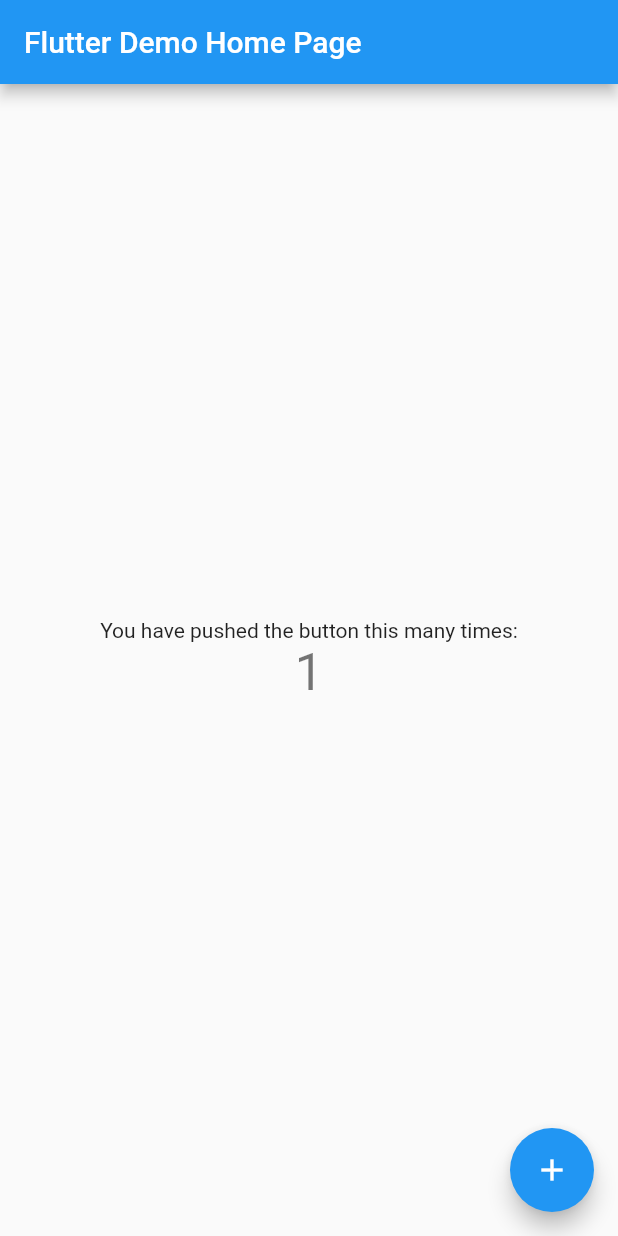
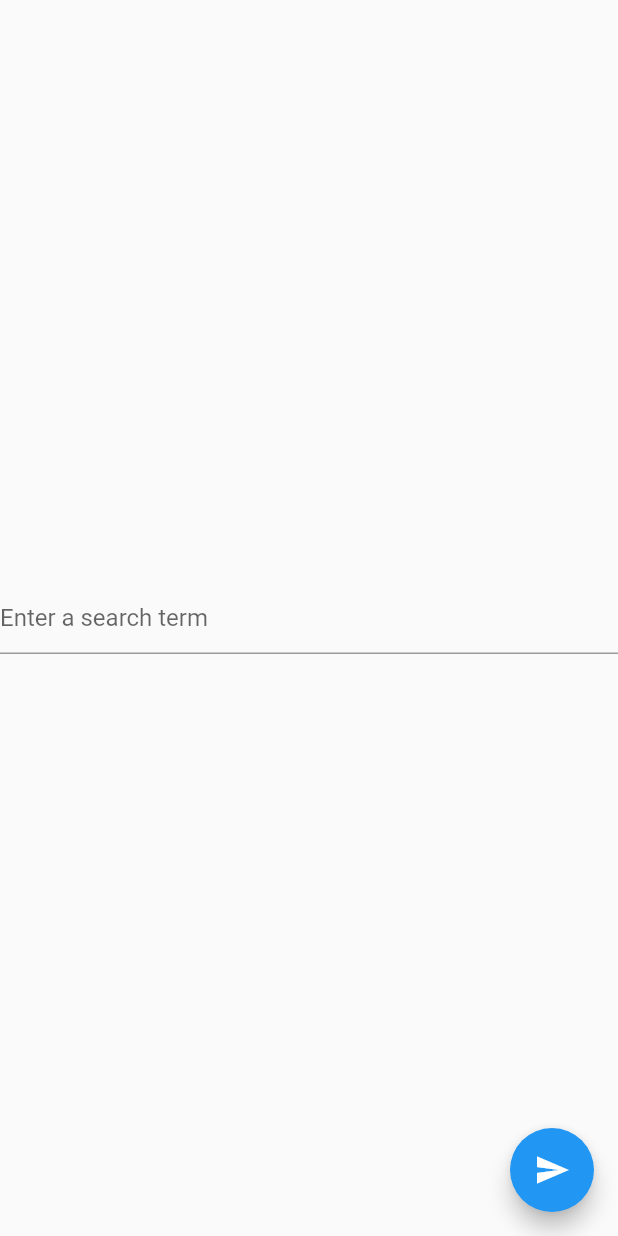
Before and after one commit to ggsant/POCS, a Flutter app: the screen it shows after launch, after a tap on the "add" icon, on a phone screen of 412 x 824 dp. Run offline on Flutter 3.47's test engine with Material 2 defaults, Android fonts, the phone set to English and light mode, and no system bars; our stand-ins replace bloc, equatable, flutter_bloc, sqflite; missing offline and left inert: hasura_connect, http_interceptor; accounts and stored records are empty.

```diff
--- a/poc_bloc/poc_bloc/lib/main.dart
+++ b/poc_bloc/poc_bloc/lib/main.dart
@@ -1,117 +1,29 @@
 import 'package:flutter/material.dart';
+import 'package:flutter_bloc/flutter_bloc.dart';
+import 'package:poc_bloc/src/app/view/home/home.dart';
 
-void main() {
-  runApp(MyApp());
-}
+import 'src/app/global/theme/bloc/theme_bloc.dart';
 
-class MyApp extends StatelessWidget {
-  // This widget is the root of your application.
+void main() => runApp(TodoApp());
+
+class TodoApp extends StatelessWidget {
+  final ThemeState state = ThemeState();
   @override
   Widget build(BuildContext context) {
+    return BlocProvider(
+      create: (BuildContext context) => ThemeBloc(state),
+      child: BlocBuilder<ThemeBloc, ThemeState>(
+        builder: _buildMaterialApp,
+      ),
+    );
+  }
+
+  MaterialApp _buildMaterialApp(BuildContext context, ThemeState state) {
     return MaterialApp(
-      title: 'Flutter Demo',
-      theme: ThemeData(
-        // This is the theme of your application.
-        //
-        // Try running your application with "flutter run". You'll see the
-        // application has a blue toolbar. Then, without quitting the app, try
-        // changing the primarySwatch below to Colors.green and then invoke
-        // "hot reload" (press "r" in the console where you ran "flutter run",
-        // or simply save your changes to "hot reload" in a Flutter IDE).
-        // Notice that the counter didn't reset back to zero; the application
-        // is not restarted.
-        primarySwatch: Colors.blue,
-        // This makes the visual density adapt to the platform that you run
-        // the app on. For desktop platforms, the controls will be smaller and
-        // closer together (more dense) than on mobile platforms.
-        visualDensity: VisualDensity.adaptivePlatformDensity,
-      ),
-      home: MyHomePage(title: 'Flutter Demo Home Page'),
+      debugShowCheckedModeBanner: false,
+      title: 'Theme Change Demo',
+      theme: state.themeData,
+      home: HomeView(),
     );
   }
 }
-
-class MyHomePage extends StatefulWidget {
-  MyHomePage({Key key, this.title}) : super(key: key);
-
-  // This widget is the home page of your application. It is stateful, meaning
-  // that it has a State object (defined below) that contains fields that affect
-  // how it looks.
-
-  // This class is the configuration for the state. It holds the values (in this
-  // case the title) provided by the parent (in this case the App widget) and
-  // used by the build method of the State. Fields in a Widget subclass are
-  // always marked "final".
-
-  final String title;
-
-  @override
-  _MyHomePageState createState() => _MyHomePageState();
-}
-
-class _MyHomePageState extends State<MyHomePage> {
-  int _counter = 0;
-
-  void _incrementCounter() {
-    setState(() {
-      // This call to setState tells the Flutter framework that something has
-      // changed in this State, which causes it to rerun the build method below
-      // so that the display can reflect the updated values. If we changed
-      // _counter without calling setState(), then the build method would not be
-      // called again, and so nothing would appear to happen.
-      _counter++;
-    });
-  }
-
-  @override
-  Widget build(BuildContext context) {
-    // This method is rerun every time setState is called, for instance as done
-    // by the _incrementCounter method above.
-    //
-    // The Flutter framework has been optimized to make rerunning build methods
-    // fast, so that you can just rebuild anything that needs updating rather
-    // than having to individually change instances of widgets.
-    return Scaffold(
-      appBar: AppBar(
-        // Here we take the value from the MyHomePage object that was created by
-        // the App.build method, and use it to set our appbar title.
-        title: Text(widget.title),
-      ),
-      body: Center(
-        // Center is a layout widget. It takes a single child and positions it
-        // in the middle of the parent.
-        child: Column(
-          // Column is also a layout widget. It takes a list of children and
-          // arranges them vertically. By default, it sizes itself to fit its
-          // children horizontally, and tries to be as tall as its parent.
-          //
-          // Invoke "debug painting" (press "p" in the console, choose the
-          // "Toggle Debug Paint" action from the Flutter Inspector in Android
-          // Studio, or the "Toggle Debug Paint" command in Visual Studio Code)
-          // to see the wireframe for each widget.
-          //
-          // Column has various properties to control how it sizes itself and
-          // how it positions its children. Here we use mainAxisAlignment to
-          // center the children vertically; the main axis here is the vertical
-          // axis because Columns are vertical (the cross axis would be
-          // horizontal).
-          mainAxisAlignment: MainAxisAlignment.center,
-          children: <Widget>[
-            Text(
-              'You have pushed the button this many times:',
-            ),
-            Text(
-              '$_counter',
-              style: Theme.of(context).textTheme.headline4,
-            ),
-          ],
-        ),
-      ),
-      floatingActionButton: FloatingActionButton(
-        onPressed: _incrementCounter,
-        tooltip: 'Increment',
-        child: Icon(Icons.add),
-      ), // This trailing comma makes auto-formatting nicer for build methods.
-    );
-  }
-}
--- /dev/null
+++ b/poc_bloc/poc_bloc/lib/src/app/global/theme/bloc/theme.dart
@@ -0,0 +1 @@
+export 'theme_bloc.dart';
--- /dev/null
+++ b/poc_bloc/poc_bloc/lib/src/app/global/theme/bloc/theme_bloc.dart
@@ -0,0 +1,26 @@
+import 'dart:async';
+
+import 'package:bloc/bloc.dart';
+import 'package:equatable/equatable.dart';
+import 'package:flutter/material.dart';
+import 'package:meta/meta.dart';
+import 'package:poc_bloc/src/app/global/theme/theme.dart';
+
+part 'theme_event.dart';
+part 'theme_state.dart';
+
+class ThemeBloc extends Bloc<ThemeEvent, ThemeState> {
+  ThemeBloc(ThemeState initialState) : super(initialState);
+
+  ThemeState get initialState =>
+      ThemeState(themeData: appThemeData[AppTheme.PinkLight]);
+
+  @override
+  Stream<ThemeState> mapEventToState(
+    ThemeEvent event,
+  ) async* {
+    if (event is ThemeChanged) {
+      yield ThemeState(themeData: appThemeData[event.theme]);
+    }
+  }
+}
--- /dev/null
+++ b/poc_bloc/poc_bloc/lib/src/app/global/theme/bloc/theme_event.dart
@@ -0,0 +1,17 @@
+part of 'theme_bloc.dart';
+
+abstract class ThemeEvent extends Equatable {
+  const ThemeEvent();
+  List<Object> get props => const <dynamic>[];
+}
+
+class ThemeChanged extends ThemeEvent {
+  final AppTheme theme;
+
+  ThemeChanged({@required this.theme});
+
+  @override
+  List<Object> get props => [
+        {theme}
+      ];
+}
--- /dev/null
+++ b/poc_bloc/poc_bloc/lib/src/app/global/theme/bloc/theme_state.dart
@@ -0,0 +1,11 @@
+part of 'theme_bloc.dart';
+
+class ThemeState extends Equatable {
+  final ThemeData themeData;
+  const ThemeState({this.themeData});
+
+  @override
+  List<Object> get props => [
+        {themeData}
+      ];
+}
--- /dev/null
+++ b/poc_bloc/poc_bloc/lib/src/app/global/theme/theme.dart
@@ -0,0 +1,22 @@
+import 'package:flutter/material.dart';
+
+enum AppTheme { PinkLight, PinkDark, RedLight, RedDark }
+
+final appThemeData = {
+  AppTheme.PinkLight: ThemeData(
+    brightness: Brightness.light,
+    primaryColor: Colors.pink,
+  ),
+  AppTheme.PinkDark: ThemeData(
+    brightness: Brightness.light,
+    primaryColor: Colors.pink[700],
+  ),
+  AppTheme.RedLight: ThemeData(
+    brightness: Brightness.light,
+    primaryColor: Colors.red,
+  ),
+  AppTheme.RedDark: ThemeData(
+    brightness: Brightness.light,
+    primaryColor: Colors.red[700],
+  ),
+};
--- /dev/null
+++ b/poc_bloc/poc_bloc/lib/src/app/view/home/home.dart
@@ -0,0 +1,69 @@
+import 'package:flutter/material.dart';
+import 'package:poc_bloc/src/app/view/settings/settings_view.dart';
+import 'package:poc_bloc/src/app/widgets/add_task.dart';
+import 'package:poc_bloc/src/data/hasura_repository_impl.dart';
+
+class HomeView extends StatefulWidget {
+  @override
+  _HomeViewState createState() => _HomeViewState();
+}
+
+class _HomeViewState extends State<HomeView> {
+  final repository = HomeRepositoryImpl();
+
+  @override
+  Widget build(BuildContext context) {
+    return Scaffold(
+      appBar: buildAppBar(context),
+      body: Container(
+        child: FutureBuilder<List<Map>>(
+          future: repository.getTarefas(),
+          builder: (context, snapshot) {
+            if (snapshot.hasError) {
+              return Text("Error Fetching Data");
+            } else if (snapshot.hasData) {
+              final list = snapshot.data;
+              return ListView.builder(
+                itemCount: list.length,
+                itemBuilder: (context, index) => ListTile(
+                  title: Text(list[index]['task']),
+                ),
+              );
+            } else {
+              return Center(
+                child: CircularProgressIndicator(),
+              );
+            }
+          },
+        ),
+      ),
+    );
+  }
+
+  AppBar buildAppBar(BuildContext context) {
+    return AppBar(
+      title: Text('Home'),
+      actions: [
+        IconButton(
+          icon: Icon(Icons.settings),
+          onPressed: () {
+            Navigator.of(context)
+                .push(MaterialPageRoute(builder: (context) => SettingsView()));
+          },
+        ),
+        InkWell(
+          child: Padding(
+            padding: EdgeInsets.all(8.0),
+            child: Icon(Icons.add),
+          ),
+          onTap: () {
+            Navigator.push(
+              context,
+              MaterialPageRoute(builder: (context) => AddTask()),
+            );
+          },
+        ),
+      ],
+    );
+  }
+}
--- /dev/null
+++ b/poc_bloc/poc_bloc/lib/src/app/widgets/add_task.dart
@@ -0,0 +1,33 @@
+import 'package:flutter/material.dart';
+import 'package:poc_bloc/src/data/hasura_repository_impl.dart';
+
+class AddTask extends StatefulWidget {
+  @override
+  _AddTaskState createState() => _AddTaskState();
+}
+
+class _AddTaskState extends State<AddTask> {
+  TextEditingController controller = TextEditingController();
+
+  final repository = HomeRepositoryImpl();
+  @override
+  Widget build(BuildContext context) {
+    return Scaffold(
+      body: Center(
+        child: TextField(
+          controller: controller,
+          decoration: InputDecoration(
+            hintText: 'Enter a search term',
+          ),
+        ),
+      ),
+      floatingActionButton: FloatingActionButton(
+        onPressed: () {
+          repository.addTarefas(controller.text.toString());
+          Navigator.pop(context);
+        },
+        child: Icon(Icons.send),
+      ),
+    );
+  }
+}
--- /dev/null
+++ b/poc_bloc/poc_bloc/lib/src/data/hasura_repository.dart
@@ -0,0 +1,4 @@
+abstract class HomeRepository {
+  Future getTarefas();
+  Future addTarefas(String task);
+}
--- /dev/null
+++ b/poc_bloc/poc_bloc/lib/src/data/hasura_repository_impl.dart
@@ -0,0 +1,38 @@
+import 'package:hasura_connect/hasura_connect.dart';
+import 'package:poc_bloc/src/data/hasura_repository.dart';
+
+class HomeRepositoryImpl implements HomeRepository {
+  static String url = 'https://hasura-make-a-list.herokuapp.com/v1/graphql';
+  final _client = HasuraConnect(url);
+
+  @override
+  Future<List<Map>> getTarefas() async {
+    final query = await _client.query(
+      '''
+        query {
+          todo {
+              id
+              task
+            }
+          }
+      ''',
+    );
+    return (query['data']['todo'] as List)
+        .map((e) => {"task": e['task']})
+        .toList();
+  }
+
+  Future<void> addTarefas(String task) async {
+    _client.mutation(
+      '''
+         mutation MyMutation(\$task: String!) {
+          insert_todo(objects: {task: \$task}) {
+            affected_rows
+          }
+        }
+      ''',
+      variables: {"task": task},
+    );
+    print("dooo                    $task");
+  }
+}
```
Also changed, not shown: poc_bloc/poc_bloc/lib/src/app/view/settings/settings_view.dart (added, +23 -0 lines), poc_bloc/poc_bloc/lib/src/app/view/settings/theme_change.dart (added, +39 -0 lines), poc_bloc/poc_bloc/lib/src/app/widgets/list_settings.dart (added, +22 -0 lines), poc_bloc/poc_bloc/lib/src/domain/task.dart (added, +21 -0 lines), poc_bloc/poc_bloc/pubspec.yaml (+6 -19 lines), poc_bloc/poc_bloc/pubspec.lock, 2 other files.
